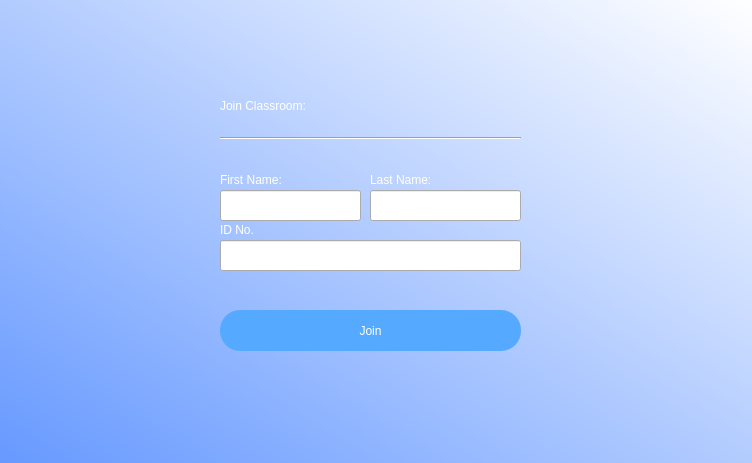
Above: classroom/confirmjoin.ui from mjOmandam07/attendance_project before the change. Below: the same form after it.
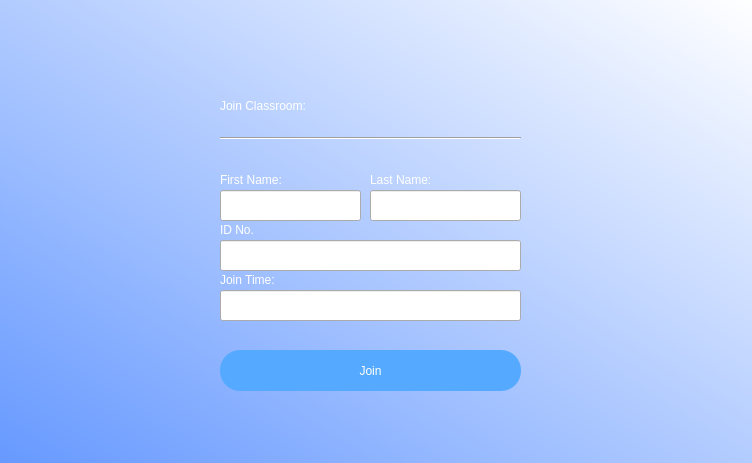
That is the form after the change.

Commit message: can now confirm join get current time and view current attendee

What changed in the file:
```diff
--- a/classroom/confirmjoin.ui
+++ b/classroom/confirmjoin.ui
@@ -46,7 +46,7 @@
     <property name="geometry">
      <rect>
       <x>220</x>
-      <y>310</y>
+      <y>350</y>
       <width>301</width>
       <height>41</height>
      </rect>
@@ -79,7 +79,7 @@
     <property name="geometry">
      <rect>
       <x>220</x>
-      <y>290</y>
+      <y>330</y>
       <width>301</width>
       <height>16</height>
      </rect>
@@ -178,6 +178,35 @@
      <string>ID No.</string>
     </property>
    </widget>
+   <widget class="QLineEdit" name="timefield">
+    <property name="geometry">
+     <rect>
+      <x>220</x>
+      <y>290</y>
+      <width>301</width>
+      <height>31</height>
+     </rect>
+    </property>
+    <property name="styleSheet">
+     <string notr="true">font: 10pt &quot;MS Shell Dlg 2&quot;;</string>
+    </property>
+   </widget>
+   <widget class="QLabel" name="label_21">
+    <property name="geometry">
+     <rect>
+      <x>220</x>
+      <y>270</y>
+      <width>71</width>
+      <height>20</height>
+     </rect>
+    </property>
+    <property name="styleSheet">
+     <string notr="true">font: 8pt &quot;MS Shell Dlg 2&quot;;color:rgb(255, 255, 255)</string>
+    </property>
+    <property name="text">
+     <string>Join Time:</string>
+    </property>
+   </widget>
   </widget>
  </widget>
  <resources/>
```
The commit also changes 7 other files.
